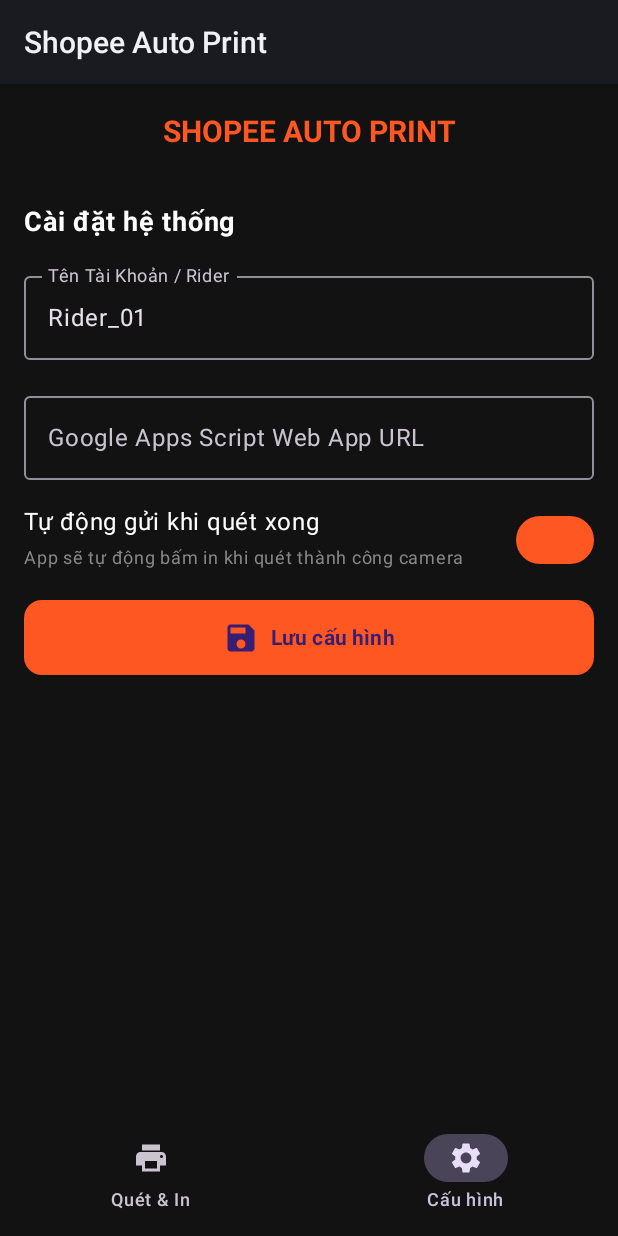
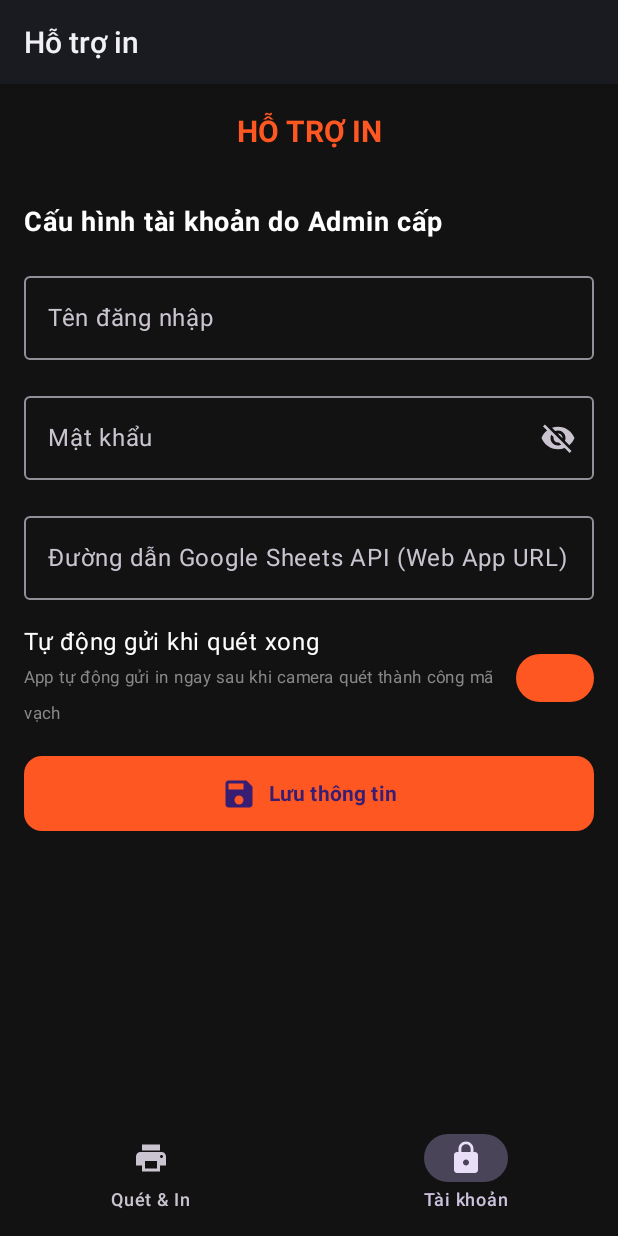
Before and after one commit to vuhiepkt2017-gif/spx-auto-print, an Android app built with Jetpack Compose: the screen it shows after launch (MainActivity), item 2 of the bottom bar chosen, on a phone screen of 412 x 824 dp. Run offline under Robolectric (Android 15) with nearby library versions, the phone set to English and light mode, and no system bars; libraries missing offline, so code that uses them is left out: androidx.camera.core, androidx.camera.lifecycle, androidx.camera.view, com.google.mlkit.vision.

Commit message:
Fix: Rename app to Hỗ trợ in, resolve Camera scanner crash by using fullscreen composable, and add username/password authentication fields

```diff
--- a/app/src/main/AndroidManifest.xml
+++ b/app/src/main/AndroidManifest.xml
@@ -5,12 +5,14 @@
     <uses-permission android:name="android.permission.INTERNET" />
     <!-- Quyền sử dụng Camera để quét mã vận đơn -->
     <uses-permission android:name="android.permission.CAMERA" />
+    <!-- Quyền Rung để phản hồi khi quét thành công -->
+    <uses-permission android:name="android.permission.VIBRATE" />
 
     <uses-feature android:name="android.hardware.camera" android:required="false" />
 
     <application
         android:allowBackup="true"
-        android:label="Shopee Auto Print"
+        android:label="Hỗ trợ in"
         android:supportsRtl="true"
         android:usesCleartextTraffic="true">
         <activity
--- a/app/src/main/java/com/autoprint/shopee/MainActivity.kt
+++ b/app/src/main/java/com/autoprint/shopee/MainActivity.kt
@@ -6,7 +6,9 @@ import android.content.SharedPreferences
 import android.content.pm.PackageManager
 import android.media.AudioManager
 import android.media.ToneGenerator
+import android.os.Build
 import android.os.Bundle
+import android.os.VibrationEffect
 import android.os.Vibrator
 import android.util.Log
 import android.widget.Toast
@@ -37,7 +39,6 @@ import androidx.compose.runtime.*
 import androidx.compose.ui.Alignment
 import androidx.compose.ui.Modifier
 import androidx.compose.ui.draw.clip
-import androidx.compose.ui.graphics.Brush
 import androidx.compose.ui.graphics.Color
 import androidx.compose.ui.platform.LocalContext
 import androidx.compose.ui.platform.LocalFocusManager
@@ -45,12 +46,12 @@ import androidx.compose.ui.platform.LocalLifecycleOwner
 import androidx.compose.ui.text.font.FontWeight
 import androidx.compose.ui.text.input.ImeAction
 import androidx.compose.ui.text.input.KeyboardType
+import androidx.compose.ui.text.input.PasswordVisualTransformation
+import androidx.compose.ui.text.input.VisualTransformation
 import androidx.compose.ui.text.style.TextAlign
 import androidx.compose.ui.unit.dp
 import androidx.compose.ui.unit.sp
 import androidx.compose.ui.viewinterop.AndroidView
-import androidx.compose.ui.window.Dialog
-import androidx.compose.ui.window.DialogProperties
 import androidx.core.content.ContextCompat
 import com.google.mlkit.vision.barcode.BarcodeScanning
 import com.google.mlkit.vision.common.InputImage
@@ -103,10 +104,14 @@ fun ShopeeAutoPrintApp(sharedPreferences: SharedPreferences, cameraExecutor: Exe
     val context = LocalContext.current
     val focusManager = LocalFocusManager.current
 
-    // Cấu hình lưu trữ
-    var riderName by remember { mutableStateOf(sharedPreferences.getString("rider_name", "Rider_01") ?: "Rider_01") }
+    // Cấu hình lưu trữ tài khoản do admin cấp
+    var username by remember { mutableStateOf(sharedPreferences.getString("username", "") ?: "") }
+    var password by remember { mutableStateOf(sharedPreferences.getString("password", "") ?: "") }
     var apiUrl by remember { mutableStateOf(sharedPreferences.getString("api_url", "") ?: "") }
     var autoSubmitOnScan by remember { mutableStateOf(sharedPreferences.getBoolean("auto_submit_on_scan", true)) }
+
+    // Quản lý hiển thị mật khẩu
+    var passwordVisible by remember { mutableStateOf(false) }
 
     // Giao diện chính
     var activeTab by remember { mutableStateOf(0) } // 0: Nhập/Quét, 1: Cấu hình
@@ -114,7 +119,7 @@ fun ShopeeAutoPrintApp(sharedPreferences: SharedPreferences, cameraExecutor: Exe
     var statusText by remember { mutableStateOf("") }
     var isSending by remember { mutableStateOf(false) }
 
-    // Quét mã camera
+    // Quét mã camera (Sử dụng overlay để tránh lỗi crash của Dialog Lifecycle)
     var showCameraScanner by remember { mutableStateOf(false) }
     var hasCameraPermission by remember {
         mutableStateOf(
@@ -144,7 +149,11 @@ fun ShopeeAutoPrintApp(sharedPreferences: SharedPreferences, cameraExecutor: Exe
             return
         }
         if (apiUrl.isBlank()) {
-            statusText = "Lỗi: Vui lòng vào tab Cấu hình cài đặt URL API!"
+            statusText = "Lỗi: Vui lòng cấu hình URL API trong mục Cài đặt!"
+            return
+        }
+        if (username.isBlank() || password.isBlank()) {
+            statusText = "Lỗi: Vui lòng nhập Tài khoản & Mật khẩu trong mục Cài đặt!"
             return
         }
 
@@ -156,13 +165,16 @@ fun ShopeeAutoPrintApp(sharedPreferences: SharedPreferences, cameraExecutor: Exe
         val sdf = SimpleDateFormat("HH:mm:ss dd/MM", Locale.getDefault())
         val timeString = sdf.format(Date())
         val newItem = PrintHistoryItem(formattedCode, timeString, "Đang gửi")
+
+        // Thêm vào lịch sử (nếu chưa tồn tại phần tử gửi trùng trong danh sách hiển thị)
         historyList.add(0, newItem)
 
         coroutineScope.launch(Dispatchers.IO) {
             val client = OkHttpClient()
             val json = JSONObject().apply {
                 put("code", formattedCode)
-                put("rider", riderName)
+                put("username", username.trim())
+                put("password", password.trim())
             }
             val body = json.toString().toRequestBody("application/json; charset=utf-8".toMediaType())
             val request = Request.Builder()
@@ -185,10 +197,10 @@ fun ShopeeAutoPrintApp(sharedPreferences: SharedPreferences, cameraExecutor: Exe
                             if (index != -1) {
                                 historyList[index] = historyList[index].copy(status = "Thành công")
                             }
-                            // Báo âm thanh
+                            // Báo âm thanh thành công
                             ToneGenerator(AudioManager.STREAM_NOTIFICATION, 100).startTone(ToneGenerator.TONE_PROP_ACK)
                         } else {
-                            val msg = respJson.optString("message", "Lỗi từ máy chủ")
+                            val msg = respJson.optString("message", "Lỗi xác thực hoặc hệ thống")
                             statusText = "Thất bại: $msg"
                             updateHistoryFailed(historyList, formattedCode, msg)
                         }
@@ -210,17 +222,45 @@ fun ShopeeAutoPrintApp(sharedPreferences: SharedPreferences, cameraExecutor: Exe
     // Giao diện
     MaterialTheme(
         colorScheme = darkColorScheme(
-            primary = Color(0xFFFF5722), // Màu cam Shopee
-            background = Color(0xFF121212), // Chỉnh màu tối sang trọng
+            primary = Color(0xFFFF5722), // Màu cam thương hiệu
+            background = Color(0xFF121212), // Giao diện tối
             surface = Color(0xFF1E1E1E)
         )
     ) {
+        // Nếu bật quét mã, hiển thị view quét chiếm toàn màn hình thay vì dialog để tránh lỗi crash
+        if (showCameraScanner && hasCameraPermission) {
+            CameraScannerView(
+                onCodeScanned = { code ->
+                    showCameraScanner = false
+                    orderCode = code
+
+                    // Rung phản hồi thành công
+                    val vibrator = context.getSystemService(Context.VIBRATOR_SERVICE) as Vibrator?
+                    if (vibrator != null) {
+                        if (Build.VERSION.SDK_INT >= Build.VERSION_CODES.O) {
+                            vibrator.vibrate(VibrationEffect.createOneShot(120, VibrationEffect.DEFAULT_AMPLITUDE))
+                        } else {
+                            @Suppress("DEPRECATION")
+                            vibrator.vibrate(120)
+                        }
+                    }
+
+                    if (autoSubmitOnScan) {
+                        sendPrintRequest(code)
+                        orderCode = ""
+                    }
+                },
+                onDismiss = { showCameraScanner = false },
+                cameraExecutor = cameraExecutor
+            )
+        } else {
+            // Màn hình ứng dụng chính
             Scaffold(
                 topBar = {
                     CenterAlignedTopAppBar(
                         title = {
                             Text(
-                            "SHOPEE AUTO PRINT",
+                                "HỖ TRỢ IN",
                                 fontWeight = FontWeight.Bold,
                                 color = Color(0xFFFF5722),
                                 fontSize = 20.sp
@@ -236,14 +276,14 @@ fun ShopeeAutoPrintApp(sharedPreferences: SharedPreferences, cameraExecutor: Exe
                         NavigationBarItem(
                             selected = activeTab == 0,
                             onClick = { activeTab = 0 },
-                        icon = { Icon(Icons.Default.Print, contentDescription = "In hàng") },
+                            icon = { Icon(Icons.Default.Print, contentDescription = "Quét & In") },
                             label = { Text("Quét & In") }
                         )
                         NavigationBarItem(
                             selected = activeTab == 1,
                             onClick = { activeTab = 1 },
-                        icon = { Icon(Icons.Default.Settings, contentDescription = "Cấu hình") },
-                        label = { Text("Cấu hình") }
+                            icon = { Icon(Icons.Default.Lock, contentDescription = "Tài khoản") },
+                            label = { Text("Tài khoản") }
                         )
                     }
                 }
@@ -262,7 +302,7 @@ fun ShopeeAutoPrintApp(sharedPreferences: SharedPreferences, cameraExecutor: Exe
                                 .padding(16.dp),
                             horizontalAlignment = Alignment.CenterHorizontally
                         ) {
-                        // Card Trạng thái
+                            // Card Trạng thái hiển thị lỗi/thành công
                             AnimatedVisibility(visible = statusText.isNotEmpty()) {
                                 Card(
                                     colors = CardDefaults.cardColors(
@@ -285,7 +325,7 @@ fun ShopeeAutoPrintApp(sharedPreferences: SharedPreferences, cameraExecutor: Exe
                                 }
                             }
 
-                        // Ô nhập mã
+                            // Ô nhập mã vận đơn
                             OutlinedTextField(
                                 value = orderCode,
                                 onValueChange = { orderCode = it },
@@ -318,12 +358,12 @@ fun ShopeeAutoPrintApp(sharedPreferences: SharedPreferences, cameraExecutor: Exe
 
                             Spacer(modifier = Modifier.height(16.dp))
 
-                        // Hàng các nút điều khiển
+                            // Hàng các nút điều khiển chính
                             Row(
                                 modifier = Modifier.fillMaxWidth(),
                                 horizontalArrangement = Arrangement.spacedBy(12.dp)
                             ) {
-                            // Nút Quét mã camera
+                                // Nút kích hoạt quét CameraX
                                 Button(
                                     onClick = {
                                         if (hasCameraPermission) {
@@ -343,7 +383,7 @@ fun ShopeeAutoPrintApp(sharedPreferences: SharedPreferences, cameraExecutor: Exe
                                     Text("Quét Mã", color = Color.White)
                                 }
 
-                            // Nút Gửi In
+                                // Nút bấm gửi yêu cầu in
                                 Button(
                                     onClick = {
                                         focusManager.clearFocus()
@@ -369,7 +409,7 @@ fun ShopeeAutoPrintApp(sharedPreferences: SharedPreferences, cameraExecutor: Exe
 
                             Spacer(modifier = Modifier.height(24.dp))
 
-                        // Tiêu đề lịch sử
+                            // Tiêu đề danh sách lịch sử cục bộ
                             Row(
                                 modifier = Modifier.fillMaxWidth(),
                                 horizontalArrangement = Arrangement.SpaceBetween,
@@ -388,7 +428,7 @@ fun ShopeeAutoPrintApp(sharedPreferences: SharedPreferences, cameraExecutor: Exe
 
                             Divider(modifier = Modifier.padding(vertical = 8.dp), color = Color(0xFF333333))
 
-                        // Danh sách lịch sử
+                            // Hiển thị danh sách các mã đã in
                             if (historyList.isEmpty()) {
                                 Box(
                                     modifier = Modifier
@@ -447,20 +487,21 @@ fun ShopeeAutoPrintApp(sharedPreferences: SharedPreferences, cameraExecutor: Exe
                             }
                         }
                     } else {
-                    // MÀN HÌNH CẤU HÌNH
+                        // MÀN HÌNH TÀI KHOẢN VÀ CẤU HÌNH API
                         Column(
                             modifier = Modifier
                                 .fillMaxSize()
                                 .padding(16.dp),
                             verticalArrangement = Arrangement.spacedBy(16.dp)
                         ) {
-                        Text("Cài đặt hệ thống", fontWeight = FontWeight.Bold, fontSize = 18.sp, color = Color.White)
+                            Text("Cấu hình tài khoản do Admin cấp", fontWeight = FontWeight.Bold, fontSize = 18.sp, color = Color.White)
 
+                            // Tài khoản
                             OutlinedTextField(
-                            value = riderName,
-                            onValueChange = { riderName = it },
-                            label = { Text("Tên Tài Khoản / Rider") },
-                            placeholder = { Text("Ví dụ: Rider_01") },
+                                value = username,
+                                onValueChange = { username = it },
+                                label = { Text("Tên đăng nhập") },
+                                placeholder = { Text("Nhập tài khoản đăng nhập...") },
                                 modifier = Modifier.fillMaxWidth(),
                                 colors = OutlinedTextFieldDefaults.colors(
                                     focusedBorderColor = Color(0xFFFF5722),
@@ -468,10 +509,32 @@ fun ShopeeAutoPrintApp(sharedPreferences: SharedPreferences, cameraExecutor: Exe
                                 )
                             )
 
+                            // Mật khẩu
+                            OutlinedTextField(
+                                value = password,
+                                onValueChange = { password = it },
+                                label = { Text("Mật khẩu") },
+                                placeholder = { Text("Nhập mật khẩu...") },
+                                modifier = Modifier.fillMaxWidth(),
+                                visualTransformation = if (passwordVisible) VisualTransformation.None else PasswordVisualTransformation(),
+                                keyboardOptions = KeyboardOptions(keyboardType = KeyboardType.Password),
+                                trailingIcon = {
+                                    val icon = if (passwordVisible) Icons.Default.Visibility else Icons.Default.VisibilityOff
+                                    IconButton(onClick = { passwordVisible = !passwordVisible }) {
+                                        Icon(icon, contentDescription = "Hiện/Ẩn mật khẩu")
+                                    }
+                                },
+                                colors = OutlinedTextFieldDefaults.colors(
+                                    focusedBorderColor = Color(0xFFFF5722),
+                                    focusedLabelColor = Color(0xFFFF5722)
+                                )
+                            )
+
+                            // URL Kết nối Google Sheet
                             OutlinedTextField(
                                 value = apiUrl,
                                 onValueChange = { apiUrl = it },
-                            label = { Text("Google Apps Script Web App URL") },
+                                label = { Text("Đường dẫn Google Sheets API (Web App URL)") },
                                 placeholder = { Text("https://script.google.com/macros/s/...") },
                                 modifier = Modifier.fillMaxWidth(),
                                 colors = OutlinedTextFieldDefaults.colors(
@@ -480,14 +543,15 @@ fun ShopeeAutoPrintApp(sharedPreferences: SharedPreferences, cameraExecutor: Exe
                                 )
                             )
 
+                            // Switch cấu hình tự động gửi
                             Row(
                                 modifier = Modifier.fillMaxWidth(),
                                 verticalAlignment = Alignment.CenterVertically,
                                 horizontalArrangement = Arrangement.SpaceBetween
                             ) {
-                            Column {
+                                Column(modifier = Modifier.weight(1f)) {
                                     Text("Tự động gửi khi quét xong", color = Color.White)
-                                Text("App sẽ tự động bấm in khi quét thành công camera", fontSize = 12.sp, color = Color.Gray)
+                                    Text("App tự động gửi in ngay sau khi camera quét thành công mã vạch", fontSize = 11.sp, color = Color.Gray)
                                 }
                                 Switch(
                                     checked = autoSubmitOnScan,
@@ -496,15 +560,17 @@ fun ShopeeAutoPrintApp(sharedPreferences: SharedPreferences, cameraExecutor: Exe
                                 )
                             }
 
+                            // Nút lưu lại cấu hình
                             Button(
                                 onClick = {
                                     sharedPreferences.edit().apply {
-                                    putString("rider_name", riderName.trim())
+                                        putString("username", username.trim())
+                                        putString("password", password.trim())
                                         putString("api_url", apiUrl.trim())
                                         putBoolean("auto_submit_on_scan", autoSubmitOnScan)
                                         apply()
                                     }
-                                Toast.makeText(context, "Đã lưu cài đặt!", Toast.LENGTH_SHORT).show()
+                                    Toast.makeText(context, "Đã lưu thông tin tài khoản!", Toast.LENGTH_SHORT).show()
                                 },
                                 modifier = Modifier
                                     .fillMaxWidth()
@@ -514,29 +580,10 @@ fun ShopeeAutoPrintApp(sharedPreferences: SharedPreferences, cameraExecutor: Exe
                             ) {
                                 Icon(Icons.Default.Save, contentDescription = "Lưu")
                                 Spacer(modifier = Modifier.width(8.dp))
-                            Text("Lưu cấu hình", fontWeight = FontWeight.Bold)
+                                Text("Lưu thông tin", fontWeight = FontWeight.Bold)
                             }
                         }
                     }
-
-                // HỘP THOẠI QUÉT CAMERA BẰNG CAMERAX & ML KIT
-                if (showCameraScanner && hasCameraPermission) {
-                    CameraScannerDialog(
-                        onCodeScanned = { code ->
-                            showCameraScanner = false
-                            orderCode = code
-                            // Tự động rung nhẹ
-                            val vibrator = context.getSystemService(Context.VIBRATOR_SERVICE) as Vibrator?
-                            vibrator?.vibrate(100)
-
-                            if (autoSubmitOnScan) {
-                                sendPrintRequest(code)
-                                orderCode = ""
-                            }
-                        },
-                        onDismiss = { showCameraScanner = false },
-                        cameraExecutor = cameraExecutor
-                    )
                 }
             }
         }
@@ -550,20 +597,13 @@ fun updateHistoryFailed(historyList: MutableList<PrintHistoryItem>, code: String
     }
 }
 
+// Chuyển Dialog thành Composable View toàn màn hình để không bao giờ bị crash View Tree Lifecycle trong Jetpack Compose
 @OptIn(ExperimentalMaterial3Api::class)
 @Composable
-fun CameraScannerDialog(
+fun CameraScannerView(
     onCodeScanned: (String) -> Unit,
     onDismiss: () -> Unit,
     cameraExecutor: ExecutorService
-) {
-    Dialog(
-        onDismissRequest = onDismiss,
-        properties = DialogProperties(
-            dismissOnBackPress = true,
-            dismissOnClickOutside = false,
-            usePlatformDefaultWidth = false
-        )
 ) {
     val context = LocalContext.current
     val lifecycleOwner = LocalLifecycleOwner.current
@@ -588,12 +628,13 @@ fun CameraScannerDialog(
                 .padding(padding)
                 .background(Color.Black)
         ) {
+            // Hiển thị camera stream
             AndroidView(
                 factory = { previewView },
                 modifier = Modifier.fillMaxSize()
             )
 
-                // Lớp phủ khung quét
+            // Vẽ lớp phủ hướng dẫn quét
             Box(
                 modifier = Modifier
                     .fillMaxSize()
@@ -603,43 +644,38 @@ fun CameraScannerDialog(
                 Box(
                     modifier = Modifier
                         .fillMaxWidth(0.85f)
-                            .height(180.dp)
+                        .height(185.dp)
                         .clip(RoundedCornerShape(16.dp))
                         .background(Color.Transparent)
                         .align(Alignment.Center)
                 ) {
-                        // Vẽ một viền chỉ hướng quét
+                    // Viền chỉ hướng quét
                     Box(
                         modifier = Modifier
                             .fillMaxSize()
                             .background(Color.Transparent)
                             .clip(RoundedCornerShape(16.dp))
                             .align(Alignment.Center)
-                        ) {
-                            // Nội dung khung quét trống
-                        }
+                    )
                 }
             }
 
-                // Khởi tạo CameraX và ML Kit Analyzer
+            // Khởi chạy cameraX
             DisposableEffect(Unit) {
                 val cameraProviderFuture = ProcessCameraProvider.getInstance(context)
 
                 cameraProviderFuture.addListener({
                     val cameraProvider = cameraProviderFuture.get()
 
-                        // Cấu hình Preview
                     val preview = Preview.Builder().build().also {
                         it.setSurfaceProvider(previewView.surfaceProvider)
                     }
 
-                        // Cấu hình ImageAnalysis cho ML Kit
                     val imageAnalysis = ImageAnalysis.Builder()
                         .setBackpressureStrategy(ImageAnalysis.STRATEGY_KEEP_ONLY_LATEST)
                         .build()
                         .also {
                             it.setAnalyzer(cameraExecutor, BarcodeAnalyzer { code ->
-                                    // Chạy trên Main thread để cập nhật UI
                                 onCodeScanned(code)
                             })
                         }
@@ -655,14 +691,17 @@ fun CameraScannerDialog(
                             imageAnalysis
                         )
                     } catch (e: Exception) {
-                            Log.e("CameraScanner", "Không thể liên kết CameraX", e)
+                        Log.e("CameraScannerView", "Không thể bind lifecycle", e)
                     }
 
                 }, ContextCompat.getMainExecutor(context))
 
                 onDispose {
+                    try {
                         val cameraProvider = ProcessCameraProvider.getInstance(context).get()
                         cameraProvider.unbindAll()
+                    } catch (e: Exception) {
+                        Log.e("CameraScannerView", "Không thể unbind camera", e)
                     }
                 }
             }
@@ -690,7 +729,7 @@ class BarcodeAnalyzer(private val onBarcodeDetected: (String) -> Unit) : ImageAn
                     }
                 }
                 .addOnFailureListener {
-                    Log.e("BarcodeAnalyzer", "ML Kit quét lỗi", it)
+                    Log.e("BarcodeAnalyzer", "Lỗi ML Kit", it)
                 }
                 .addOnCompleteListener {
                     imageProxy.close()
```
Lines whose indentation alone changed are shown as unchanged.
